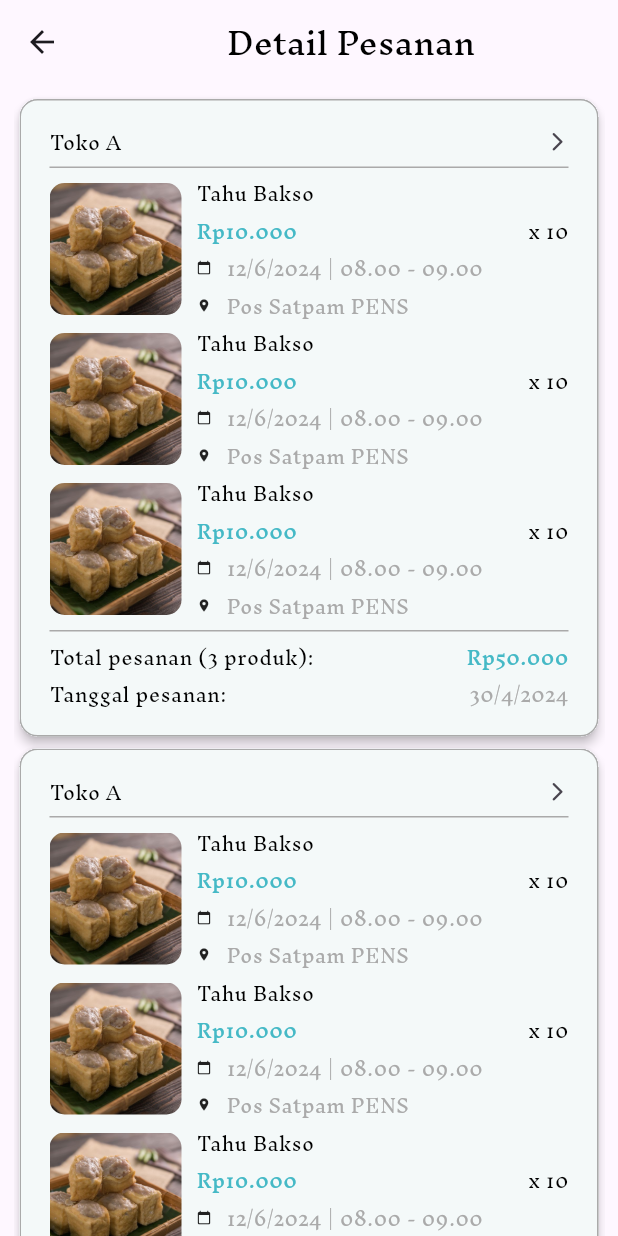
After one commit to mukhayyar/free-market-pens-mobile, a Flutter app: the DetailPesananScreen screen opened directly, on a phone screen of 412 x 824 dp. The commit adds this screen. Run offline on Flutter 3.47's test engine with Material 3 defaults, Android fonts, the phone set to English and light mode, and no system bars; our stand-ins replace input_quantity.

Commit message:
feat: detail pesanan card

```diff
--- a/lib/main.dart
+++ b/lib/main.dart
@@ -1,8 +1,9 @@
 import 'package:flutter/material.dart';
-import 'package:free_market_pens_mobile/presentation/widget/card/keranjang_card.dart';
+import 'package:free_market_pens_mobile/presentation/widget/card/detail_pesanan_card.dart';
 import 'package:free_market_pens_mobile/screen/buyer/checkout_screen.dart';
+import 'package:free_market_pens_mobile/screen/buyer/detail_pesanan_screen.dart';
 import 'package:free_market_pens_mobile/screen/buyer/keranjang_screen.dart';
-import 'package:free_market_pens_mobile/screen/seller/alamat_screen.dart';
+import 'package:free_market_pens_mobile/screen/seller/tambah_alamat_screen.dart';
 
 void main() {
   runApp(const MyApp());
@@ -14,7 +15,8 @@ class MyApp extends StatelessWidget {
   @override
   Widget build(BuildContext context) {
     return const MaterialApp(
-      title: 'Flutter Demo',
+      debugShowCheckedModeBanner: false,
+      title: 'Free Market',
       home: CheckoutScreen(),
     );
   }
--- a/lib/presentation/widget/card/alamat_card.dart
+++ b/lib/presentation/widget/card/alamat_card.dart
@@ -23,9 +23,6 @@ class _AlamatCardState extends State<AlamatCard> {
         borderRadius: BorderRadius.circular(12.0),
       ),
       child: Center(
-        child: InkWell(
-          splashColor: secondary.withAlpha(30),
-          onTap: () {},
         child: Padding(
           padding: const EdgeInsets.all(8.0),
           child: ListTile(
@@ -75,7 +72,6 @@ class _AlamatCardState extends State<AlamatCard> {
           ),
         ),
       ),
-      ),
     );
   }
 }
--- a/lib/presentation/widget/card/checkout_card.dart
+++ b/lib/presentation/widget/card/checkout_card.dart
@@ -1,7 +1,7 @@
 import 'package:flutter/cupertino.dart';
 import 'package:flutter/material.dart';
 import 'package:flutter/widgets.dart';
-import 'package:free_market_pens_mobile/presentation/widget/tile/product_checkout_tile.dart';
+import 'package:free_market_pens_mobile/presentation/widget/tile/produk_checkout_tile.dart';
 import 'package:free_market_pens_mobile/theme.dart';
 
 class CheckoutCard extends StatefulWidget {
@@ -26,9 +26,6 @@ class _CheckoutCardState extends State<CheckoutCard> {
         borderRadius: BorderRadius.circular(12.0),
       ),
       child: Center(
-        child: InkWell(
-          splashColor: secondary,
-          onTap: () {},
         child: Padding(
           padding: const EdgeInsets.all(20.0),
           child: Column(
@@ -48,12 +45,15 @@ class _CheckoutCardState extends State<CheckoutCard> {
                 color: tertiary,
               ),
               const SizedBox(height: 8),
-                Flexible(
+              ConstrainedBox(
+                constraints:
+                    BoxConstraints(maxWidth: MediaQuery.of(context).size.width),
                 child: ListView.builder(
                   shrinkWrap: true,
+                  physics: ClampingScrollPhysics(),
                   itemCount: 5,
                   itemBuilder: (context, index) {
-                      return ProductCheckoutTile();
+                    return ProdukCheckoutTile();
                   },
                 ),
               ),
@@ -83,7 +83,6 @@ class _CheckoutCardState extends State<CheckoutCard> {
           ),
         ),
       ),
-      ),
     );
   }
 }
--- /dev/null
+++ b/lib/presentation/widget/card/detail_pesanan_card.dart
@@ -0,0 +1,188 @@
+import 'package:flutter/cupertino.dart';
+import 'package:flutter/material.dart';
+import 'package:flutter/widgets.dart';
+import 'package:free_market_pens_mobile/presentation/widget/tile/produk_checkout_tile.dart';
+import 'package:free_market_pens_mobile/presentation/widget/tile/produk_detail_pesanan_tile.dart';
+import 'package:free_market_pens_mobile/screen/buyer/checkout_screen.dart';
+import 'package:free_market_pens_mobile/theme.dart';
+
+class DetailPesananCard extends StatefulWidget {
+  const DetailPesananCard({Key? key, required this.isCancelled})
+      : super(key: key);
+
+  final bool isCancelled;
+
+  @override
+  State<DetailPesananCard> createState() => _DetailPesananCardState();
+}
+
+class _DetailPesananCardState extends State<DetailPesananCard> {
+  @override
+  Widget build(BuildContext context) {
+    return Card(
+      clipBehavior: Clip.hardEdge,
+      color: tertiary2,
+      elevation: 3,
+      shape: RoundedRectangleBorder(
+        side: BorderSide(
+          color: tertiary,
+          width: 1,
+        ),
+        borderRadius: BorderRadius.circular(12.0),
+      ),
+      child: Center(
+        child: Padding(
+          padding: const EdgeInsets.all(20.0),
+          child: Column(
+            crossAxisAlignment: CrossAxisAlignment.start,
+            mainAxisSize: MainAxisSize.min,
+            children: [
+              Row(
+                children: [
+                  Expanded(
+                    child: Text(
+                      "Toko A",
+                      style: secondaryTextStyle,
+                      overflow: TextOverflow.ellipsis,
+                    ),
+                  ),
+                  IconButton(
+                    onPressed: () {
+                      Navigator.push(
+                        context,
+                        MaterialPageRoute(
+                          builder: (context) =>
+                              CheckoutScreen(), // Ganti dengan halaman yang sesuai
+                        ),
+                      );
+                    },
+                    icon: Icon(
+                      Icons.arrow_forward_ios_rounded,
+                      size: 15,
+                    ),
+                    padding: EdgeInsets.zero,
+                    constraints: const BoxConstraints(),
+                    style: const ButtonStyle(
+                      tapTargetSize: MaterialTapTargetSize.shrinkWrap,
+                    ),
+                  ),
+                ],
+              ),
+              const SizedBox(height: 8),
+              Divider(
+                height: 1,
+                thickness: 1,
+                color: tertiary,
+              ),
+              const SizedBox(height: 8),
+              ConstrainedBox(
+                constraints:
+                    BoxConstraints(maxWidth: MediaQuery.of(context).size.width),
+                child: ListView.builder(
+                  shrinkWrap: true,
+                  physics: ClampingScrollPhysics(),
+                  itemCount: 3,
+                  itemBuilder: (context, index) {
+                    return ProdukDetailPesananTile();
+                  },
+                ),
+              ),
+              Divider(
+                height: 1,
+                thickness: 1,
+                color: tertiary,
+              ),
+              const SizedBox(
+                height: 8,
+              ),
+              Row(
+                mainAxisAlignment: MainAxisAlignment.spaceBetween,
+                children: [
+                  Flexible(
+                    child: Text(
+                      "Total pesanan (3 produk): ",
+                      style: secondaryTextStyle,
+                      overflow: TextOverflow.ellipsis,
+                    ),
+                  ),
+                  Text(
+                    "Rp50.000",
+                    style: secondaryPriceStyle,
+                  ),
+                ],
+              ),
+              SizedBox(
+                height: 8,
+              ),
+              Row(
+                mainAxisAlignment: MainAxisAlignment.spaceBetween,
+                children: [
+                  Flexible(
+                    child: Text(
+                      "Tanggal pesanan: ",
+                      style: secondaryTextStyle,
+                      overflow: TextOverflow.ellipsis,
+                    ),
+                  ),
+                  Text(
+                    "30/4/2024",
+                    style: tertiaryTextStyle,
+                  ),
+                ],
+              ),
+              if (widget.isCancelled)
+                Column(
+                  children: [
+                    const SizedBox(height: 8),
+                    Divider(
+                      height: 1,
+                      thickness: 1,
+                      color: tertiary,
+                    ),
+                    const SizedBox(height: 8),
+                    Row(
+                      mainAxisAlignment: MainAxisAlignment.spaceBetween,
+                      children: [
+                        Flexible(
+                          child: Text(
+                            "Tanggal dibatalkan: ",
+                            style: secondaryTextStyle,
+                            overflow: TextOverflow.ellipsis,
+                          ),
+                        ),
+                        Text(
+                          "30/4/2024",
+                          style: tertiaryTextStyle,
+                        ),
+                      ],
+                    ),
+                    SizedBox(
+                      height: 8,
+                    ),
+                    Row(
+                      mainAxisAlignment: MainAxisAlignment.spaceBetween,
+                      children: [
+                        Flexible(
+                          child: Text(
+                            "Alasan: ",
+                            style: secondaryTextStyle,
+                            overflow: TextOverflow.ellipsis,
+                          ),
+                        ),
+                        Text(
+                          "Buyer membatalkan pesanan",
+                          style: secondaryPriceStyle,
+                        ),
+                      ],
+                    ),
+                  ],
+                )
+              else
+                Container(), // Tambahkan widget Container kosong jika pesanan tidak dibatalkan
+            ],
+          ),
+        ),
+      ),
+    );
+  }
+}
--- a/lib/presentation/widget/card/keranjang_card.dart
+++ b/lib/presentation/widget/card/keranjang_card.dart
@@ -1,5 +1,5 @@
 import 'package:flutter/material.dart';
-import 'package:free_market_pens_mobile/presentation/widget/tile/product_keranjang_tile.dart';
+import 'package:free_market_pens_mobile/presentation/widget/tile/produk_keranjang_tile.dart';
 import 'package:free_market_pens_mobile/screen/buyer/checkout_screen.dart';
 import 'package:free_market_pens_mobile/theme.dart';
 
@@ -27,9 +27,6 @@ class _KeranjangCardState extends State<KeranjangCard> {
         borderRadius: BorderRadius.circular(12.0),
       ),
       child: Center(
-        child: InkWell(
-          //splashColor: secondary.withAlpha(30),
-          onTap: () {},
         child: Padding(
           padding: const EdgeInsets.all(20.0),
           child: Column(
@@ -86,10 +83,11 @@ class _KeranjangCardState extends State<KeranjangCard> {
               const SizedBox(height: 8),
               Flexible(
                 child: ListView.builder(
+                  physics: ClampingScrollPhysics(),
                   shrinkWrap: true,
                   itemCount: 5,
                   itemBuilder: (context, index) {
-                      return const ProductKeranjangTile();
+                    return const ProdukKeranjangTile();
                   },
                 ),
               ),
@@ -97,7 +95,6 @@ class _KeranjangCardState extends State<KeranjangCard> {
           ),
         ),
       ),
-      ),
     );
   }
 }
--- a/lib/presentation/widget/card/tambah_alamat_card.dart
+++ b/lib/presentation/widget/card/tambah_alamat_card.dart
@@ -23,9 +23,6 @@ class _TambahAlamatCardState extends State<TambahAlamatCard> {
         borderRadius: BorderRadius.circular(12.0),
       ),
       child: Center(
-        child: InkWell(
-          splashColor: secondary.withAlpha(30),
-          onTap: () {},
         child: Padding(
           padding: const EdgeInsets.all(8.0),
           child: ListTile(
@@ -40,7 +37,6 @@ class _TambahAlamatCardState extends State<TambahAlamatCard> {
           ),
         ),
       ),
-      ),
     );
   }
 }
--- /dev/null
+++ b/lib/presentation/widget/component/icon_text.dart
@@ -0,0 +1,36 @@
+import 'package:flutter/material.dart';
+import 'package:free_market_pens_mobile/theme.dart';
+
+class IconText extends StatelessWidget {
+  const IconText({
+    Key? key,
+    required this.icon,
+    required this.text,
+    required this.iconSize,
+  }) : super(key: key);
+
+  final IconData icon;
+  final String text;
+  final double iconSize;
+
+  @override
+  Widget build(BuildContext context) {
+    return Row(
+      children: [
+        Icon(
+          icon,
+          size: iconSize,
+        ),
+        SizedBox(width: 10),
+        Expanded(
+          child: Text(
+            text,
+            maxLines: 1,
+            overflow: TextOverflow.ellipsis,
+            style: tertiaryTextStyle,
+          ),
+        ),
+      ],
+    );
+  }
+}
--- /dev/null
+++ b/lib/presentation/widget/component/produk_harga.dart
@@ -0,0 +1,48 @@
+import 'package:flutter/material.dart';
+import 'package:flutter/widgets.dart';
+import 'package:free_market_pens_mobile/theme.dart';
+
+class ProdukHarga extends StatelessWidget {
+  final String title;
+  final String price;
+  final int quantity;
+
+  const ProdukHarga({
+    Key? key,
+    required this.title,
+    required this.price,
+    required this.quantity,
+  }) : super(key: key);
+
+  @override
+  Widget build(BuildContext context) {
+    return Column(
+      crossAxisAlignment: CrossAxisAlignment.start,
+      children: [
+        Text(
+          title,
+          style: secondaryTextStyle,
+          maxLines: 1,
+          overflow: TextOverflow.ellipsis,
+        ),
+        SizedBox(height: 8),
+        Row(
+          mainAxisAlignment: MainAxisAlignment.spaceBetween,
+          children: [
+            Expanded(
+              child: Text(
+                price,
+                style: secondaryPriceStyle,
+                overflow: TextOverflow.ellipsis,
+              ),
+            ),
+            Text(
+              "x $quantity",
+              style: secondaryTextStyle,
+            ),
+          ],
+        ),
+      ],
+    );
+  }
+}
--- a/lib/presentation/widget/tile/product_checkout_tile.dart
+++ /dev/null
@@ -1,72 +0,0 @@
-import 'package:flutter/cupertino.dart';
-import 'package:flutter/material.dart';
-import 'package:flutter/widgets.dart';
-import 'package:free_market_pens_mobile/theme.dart';
-
-class ProductCheckoutTile extends StatefulWidget {
-  const ProductCheckoutTile({super.key});
-
-  @override
-  State<ProductCheckoutTile> createState() => _ProductCheckoutTileState();
-}
-
-class _ProductCheckoutTileState extends State<ProductCheckoutTile> {
-  @override
-  Widget build(BuildContext context) {
-    return Column(
-      children: [
-        Row(
-          children: [
-            Container(
-              width: 88,
-              height: 51,
-              decoration: BoxDecoration(
-                borderRadius: BorderRadius.circular(
-                    10), // atur nilai sesuai keinginan Anda
-                image: const DecorationImage(
-                  image: AssetImage('assets/tahu_bakso.jpg'),
-                  fit: BoxFit.cover,
-                ),
-              ),
-            ),
-            const SizedBox(
-              width: 10,
-            ),
-            Expanded(
-              child: Column(
-                crossAxisAlignment: CrossAxisAlignment.start,
-                children: [
-                  Text(
-                    "Tahu Bakso",
-                    style: secondaryTextStyle,
-                    maxLines: 1,
-                    overflow: TextOverflow.ellipsis,
-                  ),
-                  Row(
-                    mainAxisAlignment: MainAxisAlignment.spaceBetween,
-                    children: [
-                      Expanded(
-                        child: Text(
-                          "Rp10.000",
-                          style: secondaryPriceStyle,
-                          overflow: TextOverflow.ellipsis,
-                        ),
-                      ),
-                      Text(
-                        "x 10",
-                        style: secondaryTextStyle,
-                      ),
-                    ],
-                  )
-                ],
-              ),
-            )
-          ],
-        ),
-        const SizedBox(
-          height: 8,
-        ),
-      ],
-    );
-  }
-}
--- /dev/null
+++ b/lib/presentation/widget/tile/produk_checkout_tile.dart
@@ -0,0 +1,55 @@
+import 'package:flutter/cupertino.dart';
+import 'package:flutter/material.dart';
+import 'package:flutter/widgets.dart';
+import 'package:free_market_pens_mobile/presentation/widget/component/produk_harga.dart';
+import 'package:free_market_pens_mobile/theme.dart';
+
+class ProdukCheckoutTile extends StatefulWidget {
+  const ProdukCheckoutTile({super.key});
+
+  @override
+  State<ProdukCheckoutTile> createState() => _ProdukCheckoutTileState();
+}
+
+class _ProdukCheckoutTileState extends State<ProdukCheckoutTile> {
+  @override
+  Widget build(BuildContext context) {
+    return Column(
+      children: [
+        Row(
+          children: [
+            Container(
+              width: 88,
+              height: 51,
+              decoration: BoxDecoration(
+                borderRadius: BorderRadius.circular(10),
+                image: const DecorationImage(
+                  image: AssetImage('assets/tahu_bakso.jpg'),
+                  fit: BoxFit.cover,
+                ),
+              ),
+            ),
+            const SizedBox(
+              width: 10,
+            ),
+            Expanded(
+              child: Column(
+                crossAxisAlignment: CrossAxisAlignment.start,
+                children: [
+                  ProdukHarga(
+                    title: "Tahu Bakso",
+                    price: "Rp10.000",
+                    quantity: 10,
+                  ),
+                ],
+              ),
+            ),
+          ],
+        ),
+        const SizedBox(
+          height: 8,
+        ),
+      ],
+    );
+  }
+}
--- /dev/null
+++ b/lib/presentation/widget/tile/produk_detail_pesanan_tile.dart
@@ -0,0 +1,63 @@
+import 'package:flutter/cupertino.dart';
+import 'package:flutter/material.dart';
+import 'package:flutter/widgets.dart';
+import 'package:free_market_pens_mobile/presentation/widget/component/icon_text.dart';
+import 'package:free_market_pens_mobile/presentation/widget/component/produk_harga.dart';
+import 'package:free_market_pens_mobile/theme.dart';
+
+class ProdukDetailPesananTile extends StatefulWidget {
+  const ProdukDetailPesananTile({Key? key}) : super(key: key);
+
+  @override
+  State<ProdukDetailPesananTile> createState() =>
+      _ProdukDetailPesananTileState();
+}
+
+class _ProdukDetailPesananTileState extends State<ProdukDetailPesananTile> {
+  @override
+  Widget build(BuildContext context) {
+    return Padding(
+      padding: const EdgeInsets.only(bottom: 8),
+      child: Row(
+        children: [
+          Container(
+            width: 88,
+            height: 88,
+            decoration: BoxDecoration(
+              borderRadius: BorderRadius.circular(10),
+              image: const DecorationImage(
+                image: AssetImage('assets/tahu_bakso.jpg'),
+                fit: BoxFit.cover,
+              ),
+            ),
+          ),
+          SizedBox(width: 10),
+          Expanded(
+            child: Column(
+              crossAxisAlignment: CrossAxisAlignment.start,
+              children: [
+                ProdukHarga(
+                  title: "Tahu Bakso",
+                  price: "Rp10.000",
+                  quantity: 10,
+                ),
+                SizedBox(height: 8),
+                IconText(
+                  icon: Icons.calendar_today_rounded,
+                  text: "12/6/2024 | 08.00 - 09.00",
+                  iconSize: 10,
+                ),
+                SizedBox(height: 8),
+                IconText(
+                  icon: Icons.place,
+                  text: "Pos Satpam PENS",
+                  iconSize: 10,
+                ),
+              ],
+            ),
+          ),
+        ],
+      ),
+    );
+  }
+}
--- a/lib/presentation/widget/tile/product_keranjang_tile.dart
+++ b/lib/presentation/widget/tile/produk_keranjang_tile.dart
@@ -4,14 +4,14 @@ import 'package:free_market_pens_mobile/screen/buyer/checkout_screen.dart';
 import 'package:free_market_pens_mobile/theme.dart';
 import 'package:input_quantity/input_quantity.dart';
 
-class ProductKeranjangTile extends StatefulWidget {
-  const ProductKeranjangTile({super.key});
+class ProdukKeranjangTile extends StatefulWidget {
+  const ProdukKeranjangTile({super.key});
 
   @override
-  State<ProductKeranjangTile> createState() => _ProductKeranjangTileState();
+  State<ProdukKeranjangTile> createState() => _ProdukKeranjangTileState();
 }
 
-class _ProductKeranjangTileState extends State<ProductKeranjangTile> {
+class _ProdukKeranjangTileState extends State<ProdukKeranjangTile> {
   bool isChecked = false;
 
   @override
@@ -63,6 +63,9 @@ class _ProductKeranjangTileState extends State<ProductKeranjangTile> {
                       style: secondaryTextStyle,
                       maxLines: 1,
                       overflow: TextOverflow.ellipsis,
+                    ),
+                    SizedBox(
+                      height: 8,
                     ),
                     Row(
                       mainAxisAlignment: MainAxisAlignment.spaceBetween,
--- /dev/null
+++ b/lib/screen/buyer/detail_pesanan_screen.dart
@@ -0,0 +1,44 @@
+import 'package:flutter/material.dart';
+import 'package:free_market_pens_mobile/theme.dart';
+import 'package:free_market_pens_mobile/presentation/widget/card/detail_pesanan_card.dart';
+
+class DetailPesananScreen extends StatefulWidget {
+  const DetailPesananScreen({super.key});
+
+  @override
+  State<DetailPesananScreen> createState() => _DetailPesananScreenState();
+}
+
+class _DetailPesananScreenState extends State<DetailPesananScreen> {
+  @override
+  Widget build(BuildContext context) {
+    return Scaffold(
+      appBar: AppBar(
+        title: Center(
+          child: Text(
+            "Detail Pesanan",
+            style: appBarTitleStyle,
+          ),
+        ),
+      ),
+      body: Padding(
+        padding: const EdgeInsets.fromLTRB(9, 6, 9, 0),
+        child: Column(
+          children: [
+            Flexible(
+              child: ListView.builder(
+                shrinkWrap: true,
+                itemCount: 3,
+                itemBuilder: (context, index) {
+                  return DetailPesananCard(
+                    isCancelled: false, //status diganti
+                  );
+                },
+              ),
+            ),
+          ],
+        ),
+      ),
+    );
+  }
+}
--- /dev/null
+++ b/lib/screen/seller/tambah_alamat_screen.dart
@@ -0,0 +1,25 @@
+import 'package:flutter/material.dart';
+import 'package:free_market_pens_mobile/theme.dart';
+
+class TambahAlamatScreen extends StatefulWidget {
+  const TambahAlamatScreen({super.key});
+
+  @override
+  State<TambahAlamatScreen> createState() => _TambahAlamatScreenState();
+}
+
+class _TambahAlamatScreenState extends State<TambahAlamatScreen> {
+  @override
+  Widget build(BuildContext context) {
+    return Scaffold(
+      appBar: AppBar(
+        title: Center(
+          child: Text(
+            "Tambah Alamat",
+            style: appBarTitleStyle,
+          ),
+        ),
+      ),
+    );
+  }
+}
```
Lines whose indentation alone changed are shown as unchanged.
